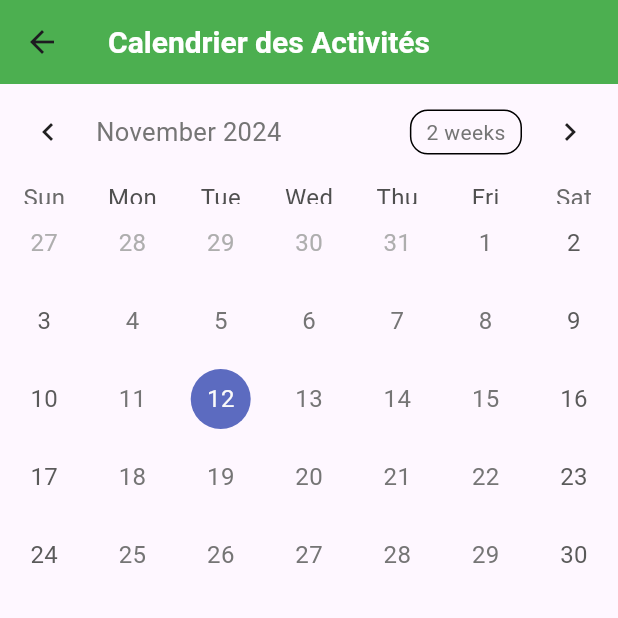
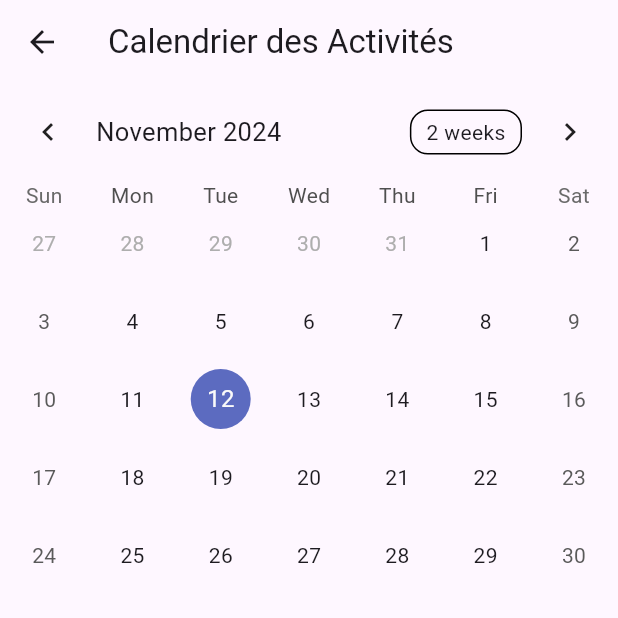
Before and after one commit to paisible7/routespoir, a Flutter app: the screen it shows after launch, after a tap on "Calendrier des Activités", on a phone screen of 412 x 824 dp, the top half of it. Run offline on Flutter 3.47's test engine with Material 3 defaults, Android fonts, the phone set to English and light mode, and no system bars; drawn by our look-alikes of table_calendar.

Commit message:
Revert "Interface"

```diff
--- a/lib/main.dart
+++ b/lib/main.dart
@@ -1,6 +1,5 @@
 import 'package:flutter/material.dart';
 import 'screens/home_screen.dart';
-import 'themes/app_theme.dart';
 
 void main() {
   runApp(MyApp());
@@ -11,8 +10,6 @@
   Widget build(BuildContext context) {
     return MaterialApp(
       title: 'Groupe Scout',
-      debugShowCheckedModeBanner: false,
-      theme: AppTheme.lightTheme,
       home: HomeScreen(),
     );
   }
--- a/lib/screens/home_screen.dart
+++ b/lib/screens/home_screen.dart
@@ -1,9 +1,6 @@
 import 'package:flutter/material.dart';
 import 'form_membre_screen.dart';
 import 'calendrier_screen.dart';
-import 'liste_membre_screen.dart';
-import 'add_activite_screen.dart';
-import 'activite_list_screen.dart';
 
 class HomeScreen extends StatelessWidget {
   @override
@@ -13,17 +10,8 @@
         title: Text('Bienvenue au Groupe Scout'),
       ),
       body: Center(
-        child: SingleChildScrollView( // Permet de faire défiler si nécessaire
         child: Column(
           mainAxisAlignment: MainAxisAlignment.center,
-            children: [
-              // Utiliser une Card pour regrouper les boutons
-              Card(
-                margin: EdgeInsets.all(16),
-                elevation: 4,
-                child: Padding(
-                  padding: const EdgeInsets.all(16.0),
-                  child: Column(
           children: [
             ElevatedButton(
               onPressed: () {
@@ -34,7 +22,6 @@
               },
               child: Text('S\'inscrire'),
             ),
-                      SizedBox(height: 10), // Espacement entre les boutons
             ElevatedButton(
               onPressed: () {
                 Navigator.push(
@@ -44,42 +31,7 @@
               },
               child: Text('Calendrier des Activités'),
             ),
-                      SizedBox(height: 10),
-                      ElevatedButton(
-                        onPressed: () {
-                          Navigator.push(
-                            context,
-                            MaterialPageRoute(builder: (context) => MemberListScreen()),
-                          );
-                        },
-                        child: Text('Liste des Membres'),
-                      ),
-                      SizedBox(height: 10),
-                      ElevatedButton(
-                        onPressed: () {
-                          Navigator.push(
-                            context,
-                            MaterialPageRoute(builder: (context) => AddActivityScreen()),
-                          );
-                        },
-                        child: Text('Ajouter une Activité'),
-                      ),
-                      SizedBox(height: 10),
-                      ElevatedButton(
-                        onPressed: () {
-                          Navigator.push(
-                            context,
-                            MaterialPageRoute(builder: (context) => ActivityListScreen()),
-                          );
-                        },
-                        child: Text('Liste des Activités'),
-                      ),
           ],
-                  ),
-                ),
-              ),
-            ],
-          ),
         ),
       ),
     );
--- a/lib/themes/app_theme.dart
+++ /dev/null
@@ -1,50 +0,0 @@
-import 'package:flutter/material.dart';
-
-class AppTheme {
-  static ThemeData lightTheme = ThemeData(
-    primarySwatch: Colors.green,
-    textTheme: TextTheme(
-      bodyLarge: TextStyle(
-          color: Colors.black,
-          fontSize: 18), // Remplacer bodyText1 par bodyLarge
-      bodyMedium: TextStyle(
-          color: Colors.grey.shade600,
-          fontSize: 16), // Remplacer bodyText2 par bodyMedium
-    ),
-    appBarTheme: AppBarTheme(
-      color: Colors.green,
-      titleTextStyle: TextStyle(
-          color: Colors.white, fontSize: 20, fontWeight: FontWeight.bold),
-    ),
-    elevatedButtonTheme: ElevatedButtonThemeData(
-      style: ElevatedButton.styleFrom(
-        backgroundColor: Colors.green, // Utiliser backgroundColor
-        padding: EdgeInsets.symmetric(horizontal: 32, vertical: 12),
-      ),
-    ),
-  );
-
-  static ThemeData darkTheme = ThemeData(
-    primarySwatch: Colors.blue,
-    brightness: Brightness.dark,
-    textTheme: TextTheme(
-      bodyLarge: TextStyle(
-          color: Colors.white,
-          fontSize: 18), // Remplacer bodyText1 par bodyLarge
-      bodyMedium: TextStyle(
-          color: Colors.grey.shade400,
-          fontSize: 16), // Remplacer bodyText2 par bodyMedium
-    ),
-    appBarTheme: AppBarTheme(
-      color: Colors.blue,
-      titleTextStyle: TextStyle(
-          color: Colors.white, fontSize: 20, fontWeight: FontWeight.bold),
-    ),
-    elevatedButtonTheme: ElevatedButtonThemeData(
-      style: ElevatedButton.styleFrom(
-        backgroundColor: Colors.blue, // Utiliser backgroundColor
-        padding: EdgeInsets.symmetric(horizontal: 32, vertical: 12),
-      ),
-    ),
-  );
-}
--- a/pubspec.yaml
+++ b/pubspec.yaml
@@ -36,7 +36,6 @@
   # Use with the CupertinoIcons class for iOS style icons.
   cupertino_icons: ^1.0.8
   table_calendar: ^3.1.2
-  flutter_local_notifications: ^18.0.0
 
 
 dev_dependencies:
```
Also changed, not shown: lib/models/activite.dart (deleted, +0 -8 lines), lib/models/membre.dart (deleted, +0 -7 lines), lib/screens/activite_detail_screen.dart (deleted, +0 -38 lines), lib/screens/activite_list_screen.dart (deleted, +0 -95 lines), lib/screens/add_activite_screen.dart (deleted, +0 -64 lines), lib/screens/liste_membre_screen.dart (deleted, +0 -33 lines), lib/screens/mod_activite_screen.dart (deleted, +0 -77 lines), lib/services/activite_service.dart (deleted, +0 -15 lines), lib/services/membre_service.dart (deleted, +0 -15 lines), lib/services/notification_service.dart (deleted, +0 -29 lines), pubspec.lock, 1 other file. Lines whose indentation alone changed are shown as unchanged.
